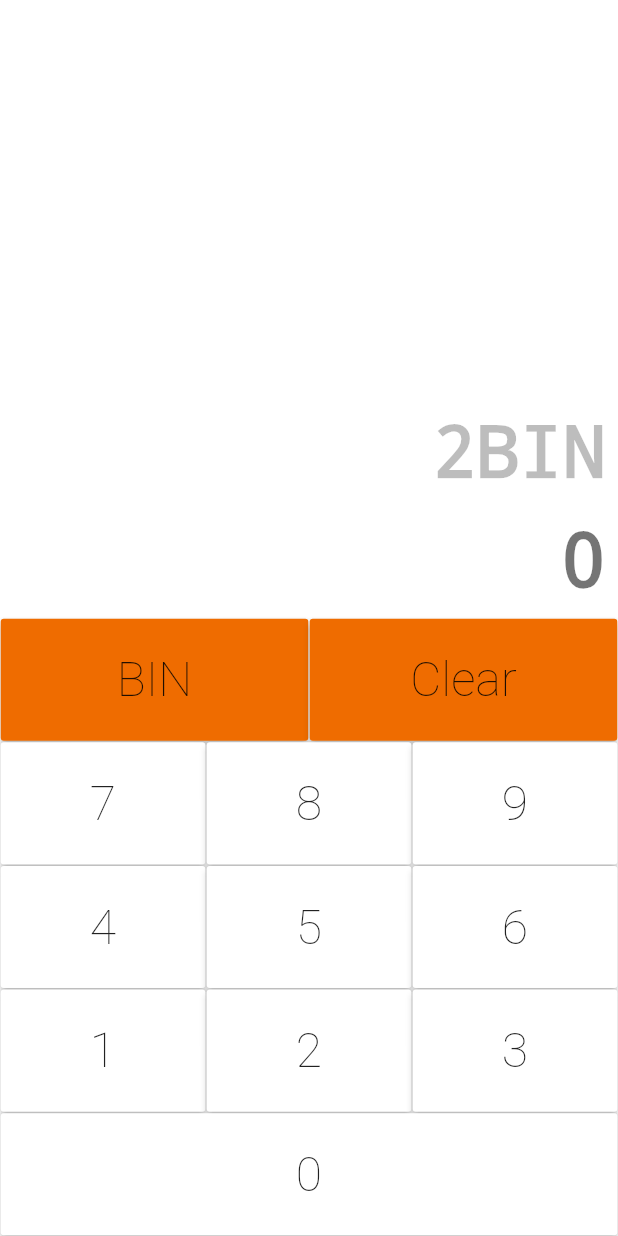
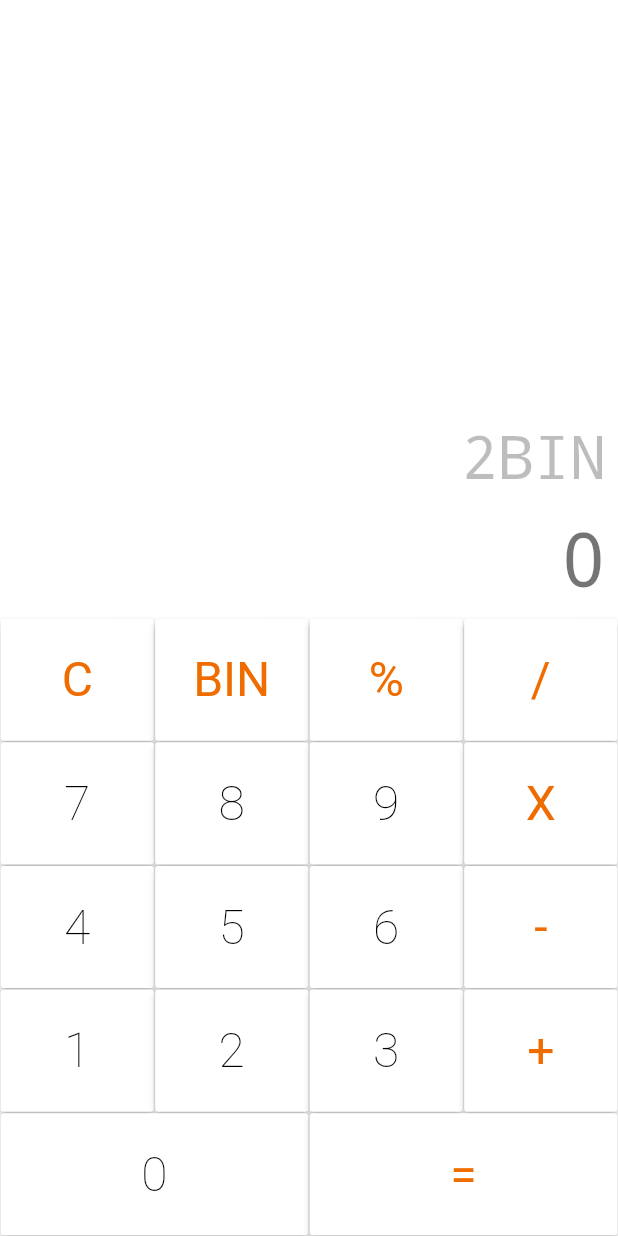
Before and after one commit to Vafernandes/calculadora_flutter, a Flutter app: the screen it shows after launch, item 2 of the bottom bar chosen, after a tap on "BIN", on a phone screen of 412 x 824 dp. Run offline on Flutter 3.47's test engine with Material 2 defaults, Android fonts, the phone set to English and light mode, and no system bars.

Commit message:
Inclusão de mais operações da calculadora

```diff
--- a/lib/calc/converte_binario.dart
+++ /dev/null
@@ -1,41 +0,0 @@
-import 'dart:math';
-
-class ConverteBinario {
-  static ConverteBinario instanciaConverterBinario = ConverteBinario();
-
-  List<String> _comandos = [];
-  int valor = 0;
-
-  List<String> inverterListaComandos(List<String> comandosParametro) {
-    List<String> listaComandosInvertida = [];
-
-    for (int i = (comandosParametro.length - 1); i >= 0; i--) {
-      listaComandosInvertida.add(comandosParametro[i]);
-    }
-
-    return listaComandosInvertida;
-  }
-
-  int converterBinParaDecimal() {
-    int resultadoConversao = 0;
-
-    List<String> listaInvertida = inverterListaComandos(_comandos);
-
-    for (int i = 0; i < listaInvertida.length; i++) {
-      if (int.parse(listaInvertida[i]) == 1) {
-        resultadoConversao += int.parse(listaInvertida[i]) * pow(2, i);
-      }
-    }
-    valor = resultadoConversao;
-    return resultadoConversao;
-  }
-
-  void adicionarElementoNaListaComandos(String comando) {
-    _comandos.add(comando);
-  }
-
-  void limpar() {
-    _comandos = [];
-    valor = 0;
-  }
-}
--- a/lib/components/botao.dart
+++ b/lib/components/botao.dart
@@ -1,5 +1,5 @@
 import 'package:flutter/material.dart';
-import 'package:flutter_application/calc/converte_binario.dart';
+import 'package:flutter_application/calc/calculadora_converte_binario.dart';
 
 class Botao extends StatelessWidget {
   final tituloBotao;
@@ -11,18 +11,36 @@ class Botao extends StatelessWidget {
     @required this.valorPressionado,
   }) : super(key: key);
 
-  diferenciaComando() {
-    switch (tituloBotao) {
+  void _diferenciaComando(String valorBotao) {
+    switch (valorBotao) {
       case 'BIN':
-        ConverteBinario.instanciaConverterBinario.converterBinParaDecimal();
+        CalculadoraConverteBinario.instanciaConverterBinario
+            .converterBinParaDecimal();
         break;
-      case 'Clear':
-        ConverteBinario.instanciaConverterBinario.limpar();
+      case 'C':
+        CalculadoraConverteBinario.instanciaConverterBinario.limpar();
+        break;
+      case '=':
+        CalculadoraConverteBinario.instanciaConverterBinario
+            .diferenciaOperacao();
         break;
       default:
-        ConverteBinario.instanciaConverterBinario
+        CalculadoraConverteBinario.instanciaConverterBinario
             .adicionarElementoNaListaComandos(tituloBotao);
     }
+  }
+
+  bool _isCaracterEspecial() {
+    return (tituloBotao == 'BIN' ||
+            tituloBotao == 'C' ||
+            tituloBotao == '%' ||
+            tituloBotao == 'X' ||
+            tituloBotao == '-' ||
+            tituloBotao == '/' ||
+            tituloBotao == '+' ||
+            tituloBotao == '=')
+        ? true
+        : false;
   }
 
   @override
@@ -34,18 +52,19 @@ class Botao extends StatelessWidget {
         child: Container(
           height: MediaQuery.of(context).size.height,
           child: RaisedButton(
-            color: (tituloBotao == 'BIN' || tituloBotao == 'Clear')
-                ? Colors.orange[800]
-                : Colors.white,
+            color: Colors.white,
             child: Text(
               tituloBotao,
               style: TextStyle(
-                fontWeight: FontWeight.w200,
+                fontWeight:
+                    (_isCaracterEspecial()) ? FontWeight.w400 : FontWeight.w200,
                 fontSize: 32,
+                color:
+                    (_isCaracterEspecial()) ? Colors.orange[800] : Colors.black,
               ),
             ),
             onPressed: () {
-              diferenciaComando();
+              _diferenciaComando(tituloBotao);
               valorPressionado(tituloBotao);
             },
           ),
--- a/lib/components/calculadora.dart
+++ b/lib/components/calculadora.dart
@@ -1,5 +1,5 @@
 import 'package:flutter/material.dart';
-import 'package:flutter_application/calc/converte_binario.dart';
+import 'package:flutter_application/calc/calculadora_converte_binario.dart';
 import 'package:flutter_application/components/display.dart';
 import 'package:flutter_application/components/teclado.dart';
 import 'package:flutter_application/controller/dado_display.dart';
@@ -14,12 +14,12 @@ class _Calculadora extends State<Calculadora> {
   var valor = 0;
   _onPressed(String comando) {
     setState(() {
-      if (comando == 'Clear') {
+      if (comando == 'C') {
         dadoDisplay.setValor('');
         valor = 0;
       } else {
         dadoDisplay.alterarValor(comando);
-        valor = ConverteBinario.instanciaConverterBinario.valor;
+        valor = CalculadoraConverteBinario.instanciaConverterBinario.valor;
       }
     });
   }
--- a/lib/components/display.dart
+++ b/lib/components/display.dart
@@ -2,7 +2,7 @@ import 'package:flutter/material.dart';
 
 class Display extends StatelessWidget {
   final String numeroDigitado;
-  final int resultado;
+  final resultado;
 
   const Display({Key key, this.numeroDigitado, this.resultado})
       : super(key: key);
@@ -24,7 +24,8 @@ class Display extends StatelessWidget {
                 '$numeroDigitado',
                 style: TextStyle(
                   decoration: TextDecoration.none,
-                  //fontSize: 30,
+                  fontWeight: FontWeight.w200,
+                  fontSize: 40,
                   color: Colors.black26,
                 ),
               ),
@@ -35,6 +36,7 @@ class Display extends StatelessWidget {
                 '$resultado',
                 style: TextStyle(
                     decoration: TextDecoration.none,
+                    fontWeight: FontWeight.w200,
                     fontSize: 50,
                     color: Colors.black54),
               ),
--- a/lib/components/teclado.dart
+++ b/lib/components/teclado.dart
@@ -17,8 +17,10 @@ class Teclado extends StatelessWidget {
           children: [
             ButtonRow(
               botoes: [
+                Botao(tituloBotao: 'C', valorPressionado: valorPressionado),
                 Botao(tituloBotao: 'BIN', valorPressionado: valorPressionado),
-                Botao(tituloBotao: 'Clear', valorPressionado: valorPressionado),
+                Botao(tituloBotao: '%', valorPressionado: valorPressionado),
+                Botao(tituloBotao: '/', valorPressionado: valorPressionado),
               ],
             ),
             ButtonRow(
@@ -26,6 +28,7 @@ class Teclado extends StatelessWidget {
                 Botao(tituloBotao: '7', valorPressionado: valorPressionado),
                 Botao(tituloBotao: '8', valorPressionado: valorPressionado),
                 Botao(tituloBotao: '9', valorPressionado: valorPressionado),
+                Botao(tituloBotao: 'X', valorPressionado: valorPressionado),
               ],
             ),
             ButtonRow(
@@ -33,6 +36,7 @@ class Teclado extends StatelessWidget {
                 Botao(tituloBotao: '4', valorPressionado: valorPressionado),
                 Botao(tituloBotao: '5', valorPressionado: valorPressionado),
                 Botao(tituloBotao: '6', valorPressionado: valorPressionado),
+                Botao(tituloBotao: '-', valorPressionado: valorPressionado),
               ],
             ),
             ButtonRow(
@@ -40,11 +44,13 @@ class Teclado extends StatelessWidget {
                 Botao(tituloBotao: '1', valorPressionado: valorPressionado),
                 Botao(tituloBotao: '2', valorPressionado: valorPressionado),
                 Botao(tituloBotao: '3', valorPressionado: valorPressionado),
+                Botao(tituloBotao: '+', valorPressionado: valorPressionado),
               ],
             ),
             ButtonRow(
               botoes: [
                 Botao(tituloBotao: '0', valorPressionado: valorPressionado),
+                Botao(tituloBotao: '=', valorPressionado: valorPressionado),
               ],
             ),
           ],
```
Also changed, not shown: lib/calc/calculadora_converte_binario.dart (added, +80 -0 lines).
